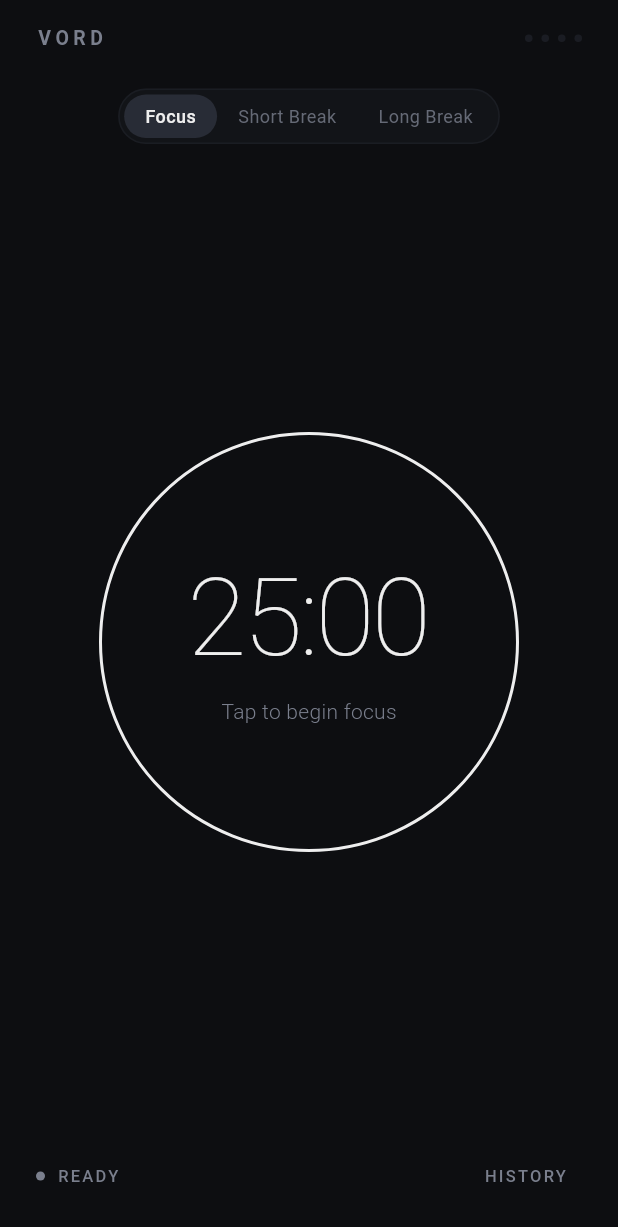
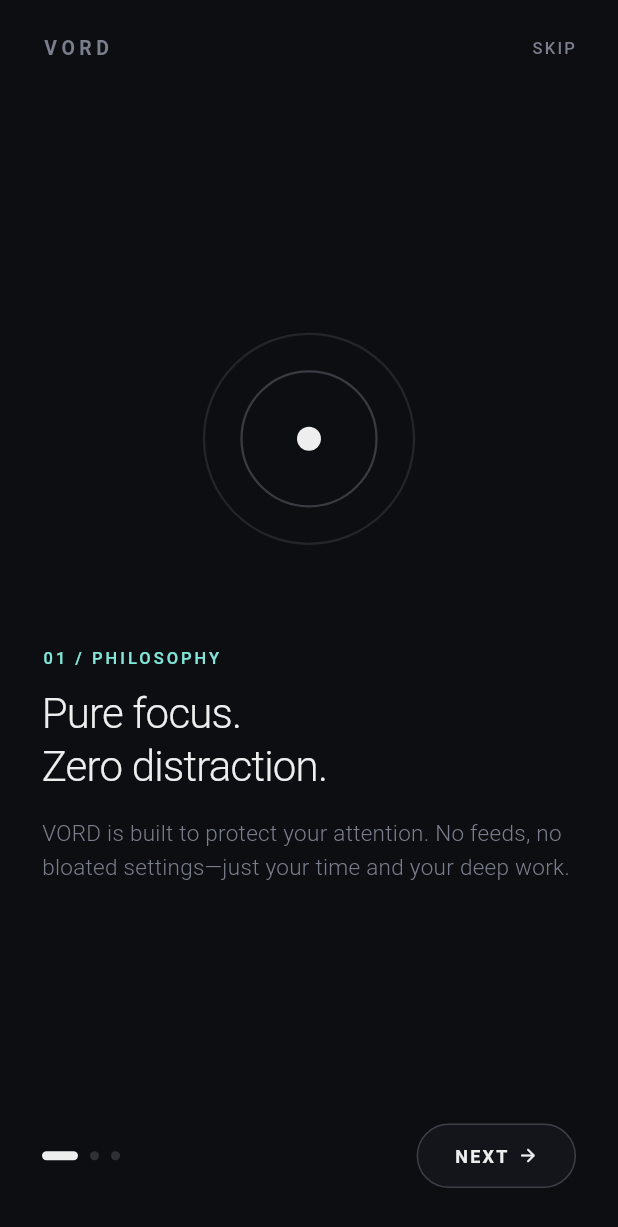
Before and after one commit to ovrrup/vord, a Flutter app: the screen it shows after launch, on a phone screen of 412 x 824 dp. Shown: the top 1227 px of the screen. Run offline on Flutter 3.47's test engine with Material 3 defaults, Android fonts, the phone set to English and light mode, and no system bars.

Commit message:
feat(ui): add minimalist 3-step onboarding flow and gesture guide

```diff
--- a/lib/main.dart
+++ b/lib/main.dart
@@ -1,4 +1,5 @@
 import 'package:flutter/material.dart';
+import 'src/screens/onboarding_screen.dart';
 import 'src/screens/timer_screen.dart';
 import 'src/theme/app_theme.dart';
 
@@ -6,8 +7,32 @@ void main() {
   runApp(const VordApp());
 }
 
-class VordApp extends StatelessWidget {
-  const VordApp({super.key});
+class VordApp extends StatefulWidget {
+  final bool initialShowOnboarding;
+
+  const VordApp({
+    super.key,
+    this.initialShowOnboarding = true,
+  });
+
+  @override
+  State<VordApp> createState() => _VordAppState();
+}
+
+class _VordAppState extends State<VordApp> {
+  late bool _showOnboarding;
+
+  @override
+  void initState() {
+    super.initState();
+    _showOnboarding = widget.initialShowOnboarding;
+  }
+
+  void _completeOnboarding() {
+    setState(() {
+      _showOnboarding = false;
+    });
+  }
 
   @override
   Widget build(BuildContext context) {
@@ -15,7 +40,9 @@ class VordApp extends StatelessWidget {
       title: 'Vord',
       debugShowCheckedModeBanner: false,
       theme: AppTheme.darkTheme,
-      home: const TimerScreen(),
+      home: _showOnboarding
+          ? OnboardingScreen(onComplete: _completeOnboarding)
+          : const TimerScreen(),
     );
   }
 }
--- /dev/null
+++ b/lib/src/screens/onboarding_screen.dart
@@ -0,0 +1,357 @@
+import 'package:flutter/material.dart';
+import '../theme/app_theme.dart';
+
+class OnboardingScreen extends StatefulWidget {
+  final VoidCallback onComplete;
+
+  const OnboardingScreen({
+    super.key,
+    required this.onComplete,
+  });
+
+  @override
+  State<OnboardingScreen> createState() => _OnboardingScreenState();
+}
+
+class _OnboardingScreenState extends State<OnboardingScreen> {
+  final PageController _pageController = PageController();
+  int _currentPage = 0;
+
+  static const List<_OnboardingData> _pages = [
+    _OnboardingData(
+      step: '01 / PHILOSOPHY',
+      title: 'Pure focus.\nZero distraction.',
+      description:
+          'VORD is built to protect your attention. No feeds, no bloated settings—just your time and your deep work.',
+      illustrationType: _IllustrationType.focus,
+    ),
+    _OnboardingData(
+      step: '02 / GESTURES',
+      title: 'One touch controls\neverything.',
+      description:
+          'Tap anywhere on the ring to start or pause. Long press to reset. Tap your daily dots to view study history.',
+      illustrationType: _IllustrationType.gestures,
+    ),
+    _OnboardingData(
+      step: '03 / CADENCE',
+      title: 'Work and rest in\nharmony.',
+      description:
+          'Study for 25 minutes, refresh for 5. Complete 4 focus sessions to unlock a deep 15-minute recovery.',
+      illustrationType: _IllustrationType.cadence,
+    ),
+  ];
+
+  @override
+  void dispose() {
+    _pageController.dispose();
+    super.dispose();
+  }
+
+  void _onNext() {
+    if (_currentPage < _pages.length - 1) {
+      _pageController.nextPage(
+        duration: const Duration(milliseconds: 300),
+        curve: Curves.easeOutCubic,
+      );
+    } else {
+      widget.onComplete();
+    }
+  }
+
+  @override
+  Widget build(BuildContext context) {
+    final theme = Theme.of(context);
+    final isLastPage = _currentPage == _pages.length - 1;
+
+    return Scaffold(
+      backgroundColor: AppTheme.background,
+      body: SafeArea(
+        child: Padding(
+          padding: const EdgeInsets.symmetric(horizontal: 28.0, vertical: 20.0),
+          child: Column(
+            crossAxisAlignment: CrossAxisAlignment.stretch,
+            children: [
+              // Top Bar: Branding & Skip Button
+              Row(
+                mainAxisAlignment: MainAxisAlignment.spaceBetween,
+                children: [
+                  Text(
+                    'VORD',
+                    style: theme.textTheme.labelLarge?.copyWith(
+                      letterSpacing: 3.0,
+                      fontWeight: FontWeight.w600,
+                    ),
+                  ),
+                  if (!isLastPage)
+                    GestureDetector(
+                      onTap: widget.onComplete,
+                      behavior: HitTestBehavior.opaque,
+                      child: Padding(
+                        padding: const EdgeInsets.symmetric(vertical: 4.0),
+                        child: Text(
+                          'SKIP',
+                          style: theme.textTheme.labelLarge?.copyWith(
+                            letterSpacing: 1.5,
+                            fontSize: 11,
+                            color: AppTheme.textSecondary,
+                          ),
+                        ),
+                      ),
+                    )
+                  else
+                    const SizedBox(height: 24),
+                ],
+              ),
+
+              // Page Slider
+              Expanded(
+                child: PageView.builder(
+                  controller: _pageController,
+                  itemCount: _pages.length,
+                  onPageChanged: (page) {
+                    setState(() {
+                      _currentPage = page;
+                    });
+                  },
+                  itemBuilder: (context, index) {
+                    final data = _pages[index];
+                    return Column(
+                      mainAxisAlignment: MainAxisAlignment.center,
+                      crossAxisAlignment: CrossAxisAlignment.start,
+                      children: [
+                        // Bespoke minimal graphic
+                        Center(
+                          child: SizedBox(
+                            width: 180,
+                            height: 180,
+                            child: _OnboardingGraphic(type: data.illustrationType),
+                          ),
+                        ),
+                        const SizedBox(height: 48),
+
+                        // Step label
+                        Text(
+                          data.step,
+                          style: theme.textTheme.labelLarge?.copyWith(
+                            letterSpacing: 2.0,
+                            color: const Color(0xFF81E6D9), // Soft muted teal
+                            fontSize: 11,
+                          ),
+                        ),
+                        const SizedBox(height: 12),
+
+                        // Title
+                        Text(
+                          data.title,
+                          style: theme.textTheme.headlineMedium?.copyWith(
+                            fontSize: 28,
+                            fontWeight: FontWeight.w300,
+                            height: 1.25,
+                            letterSpacing: -0.5,
+                          ),
+                        ),
+                        const SizedBox(height: 16),
+
+                        // Description
+                        Text(
+                          data.description,
+                          style: theme.textTheme.bodyMedium?.copyWith(
+                            fontSize: 15,
+                            height: 1.5,
+                            color: AppTheme.textSecondary,
+                          ),
+                        ),
+                      ],
+                    );
+                  },
+                ),
+              ),
+
+              // Bottom Area: Page Dots Indicator + Action Button
+              Row(
+                mainAxisAlignment: MainAxisAlignment.spaceBetween,
+                children: [
+                  // Smooth Indicator Dots
+                  Row(
+                    children: List.generate(_pages.length, (index) {
+                      final isSelected = index == _currentPage;
+                      return AnimatedContainer(
+                        duration: const Duration(milliseconds: 250),
+                        margin: const EdgeInsets.only(right: 8),
+                        width: isSelected ? 24 : 6,
+                        height: 6,
+                        decoration: BoxDecoration(
+                          color: isSelected
+                              ? AppTheme.textPrimary
+                              : const Color(0x4D7A7F8D),
+                          borderRadius: BorderRadius.circular(3),
+                        ),
+                      );
+                    }),
+                  ),
+
+                  // Next / Get Started Action
+                  GestureDetector(
+                    onTap: _onNext,
+                    behavior: HitTestBehavior.opaque,
+                    child: Container(
+                      padding: const EdgeInsets.symmetric(
+                        horizontal: 24,
+                        vertical: 12,
+                      ),
+                      decoration: BoxDecoration(
+                        color: isLastPage
+                            ? AppTheme.textPrimary
+                            : const Color(0x332E323D),
+                        borderRadius: BorderRadius.circular(24),
+                        border: Border.all(
+                          color: isLastPage
+                              ? Colors.transparent
+                              : const Color(0x667A7F8D),
+                          width: 1,
+                        ),
+                      ),
+                      child: Row(
+                        mainAxisSize: MainAxisSize.min,
+                        children: [
+                          Text(
+                            isLastPage ? 'BEGIN' : 'NEXT',
+                            style: theme.textTheme.labelLarge?.copyWith(
+                              letterSpacing: 1.5,
+                              fontSize: 12,
+                              fontWeight: FontWeight.w600,
+                              color: isLastPage
+                                  ? AppTheme.background
+                                  : AppTheme.textPrimary,
+                            ),
+                          ),
+                          const SizedBox(width: 6),
+                          Icon(
+                            Icons.arrow_forward_rounded,
+                            size: 14,
+                            color: isLastPage
+                                ? AppTheme.background
+                                : AppTheme.textPrimary,
+                          ),
+                        ],
+                      ),
+                    ),
+                  ),
+                ],
+              ),
+              const SizedBox(height: 12),
+            ],
+          ),
+        ),
+      ),
+    );
+  }
+}
+
+enum _IllustrationType { focus, gestures, cadence }
+
+class _OnboardingData {
+  final String step;
+  final String title;
+  final String description;
+  final _IllustrationType illustrationType;
+
+  const _OnboardingData({
+    required this.step,
+    required this.title,
+    required this.description,
+    required this.illustrationType,
+  });
+}
+
+class _OnboardingGraphic extends StatelessWidget {
+  final _IllustrationType type;
+
+  const _OnboardingGraphic({required this.type});
+
+  @override
+  Widget build(BuildContext context) {
+    return CustomPaint(
+      painter: _GraphicPainter(type: type),
+    );
+  }
+}
+
+class _GraphicPainter extends CustomPainter {
+  final _IllustrationType type;
+
+  _GraphicPainter({required this.type});
+
+  @override
+  void paint(Canvas canvas, Size size) {
+    final center = Offset(size.width / 2, size.height / 2);
+
+    switch (type) {
+      case _IllustrationType.focus:
+        // Elegant concentric focus rings
+        final outerPaint = Paint()
+          ..color = const Color(0x337A7F8D)
+          ..style = PaintingStyle.stroke
+          ..strokeWidth = 1.5;
+        canvas.drawCircle(center, 70, outerPaint);
+
+        final midPaint = Paint()
+          ..color = const Color(0x667A7F8D)
+          ..style = PaintingStyle.stroke
+          ..strokeWidth = 1.5;
+        canvas.drawCircle(center, 45, midPaint);
+
+        final innerPaint = Paint()
+          ..color = AppTheme.textPrimary
+          ..style = PaintingStyle.fill;
+        canvas.drawCircle(center, 8, innerPaint);
+        break;
+
+      case _IllustrationType.gestures:
+        // Minimalist touch diagram
+        final ringPaint = Paint()
+          ..color = const Color(0x667A7F8D)
+          ..style = PaintingStyle.stroke
+          ..strokeWidth = 1.5;
+        canvas.drawCircle(center, 60, ringPaint);
+
+        // Tap ripple / pulsing focal point
+        final pulsePaint = Paint()
+          ..color = const Color(0xFF81E6D9)
+          ..style = PaintingStyle.fill;
+        canvas.drawCircle(center, 6, pulsePaint);
+
+        final ripplePaint = Paint()
+          ..color = const Color(0x3381E6D9)
+          ..style = PaintingStyle.stroke
+          ..strokeWidth = 1.5;
+        canvas.drawCircle(center, 22, ripplePaint);
+        break;
+
+      case _IllustrationType.cadence:
+        // 4 rhythmic cadence dots with interconnecting arc
+        final arcPaint = Paint()
+          ..color = const Color(0x337A7F8D)
+          ..style = PaintingStyle.stroke
+          ..strokeWidth = 1.5;
+        canvas.drawCircle(center, 60, arcPaint);
+
+        const dotCount = 4;
+        for (var i = 0; i < dotCount; i++) {
+          final angle = (i * (2 * 3.1415926535 / dotCount)) - (3.1415926535 / 2);
+          final x = center.dx + 60 * (i == 1 || i == 3 ? (i == 1 ? 1 : -1) : 0);
+          final y = center.dy + 60 * (i == 0 ? -1 : (i == 2 ? 1 : 0));
+
+          final dotPaint = Paint()
+            ..color = i == 0 ? AppTheme.textPrimary : const Color(0x667A7F8D)
+            ..style = PaintingStyle.fill;
+          canvas.drawCircle(Offset(x, y), i == 0 ? 5 : 3.5, dotPaint);
+        }
+        break;
+    }
+  }
+
+  @override
+  bool shouldRepaint(covariant _GraphicPainter oldDelegate) =>
+      oldDelegate.type != type;
+}
```
Also changed, not shown: lib/src/widgets/session_history_sheet.dart (+29 -0 lines), 2 other files.
